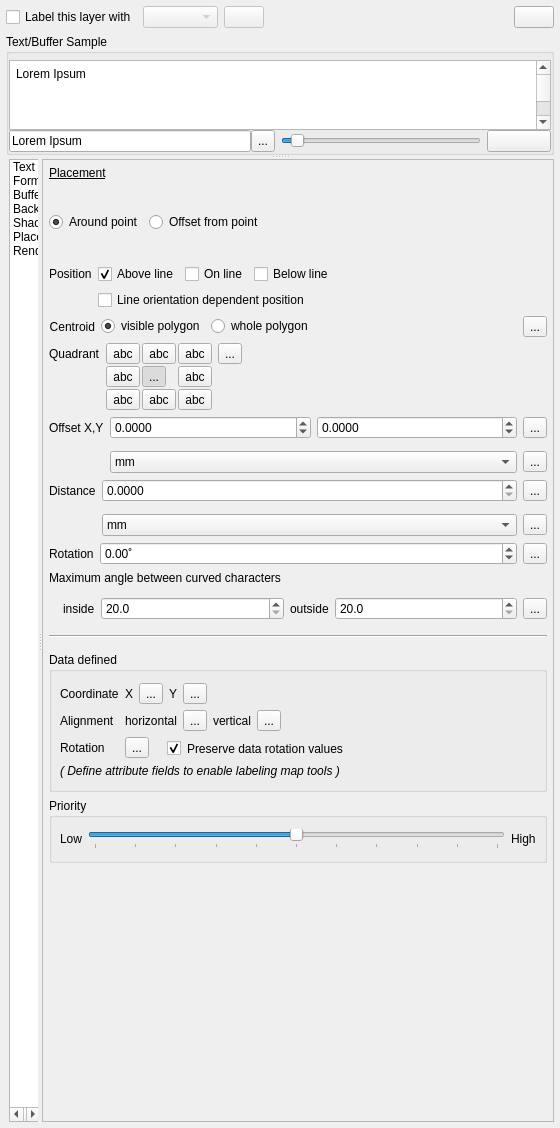
The window that src/ui/qgslabelingguibase.ui (qgis/QGIS) describes before a commit, drawn with Qt 5.
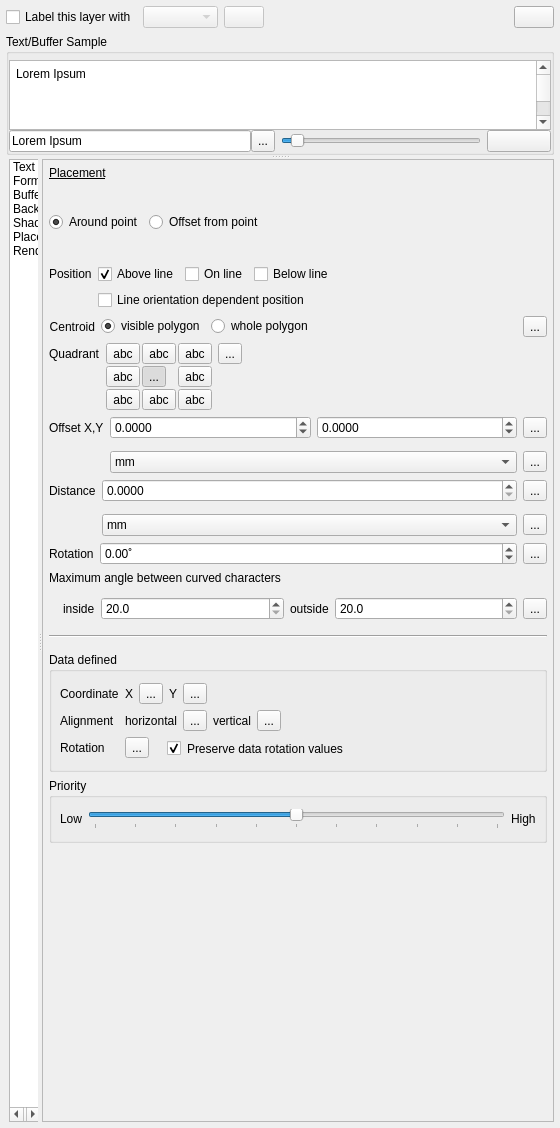
The same window after the commit. The open tabs and pages were chosen to show the change. Icons and pictures are not drawn. Custom widgets are drawn as their Qt base class.

Diff of the .ui file:
```diff
--- a/src/ui/qgslabelingguibase.ui
+++ b/src/ui/qgslabelingguibase.ui
@@ -4835,16 +4835,6 @@
                            </layout>
                           </widget>
                          </item>
-                         <item row="3" column="0" colspan="2">
-                          <widget class="QLabel" name="mDefineFieldsNoteLabel">
-                           <property name="styleSheet">
-                            <string notr="true">font-style: italic;</string>
-                           </property>
-                           <property name="text">
-                            <string>( Define attribute fields to enable labeling map tools )</string>
-                           </property>
-                          </widget>
-                         </item>
                         </layout>
                        </widget>
                       </item>
```
